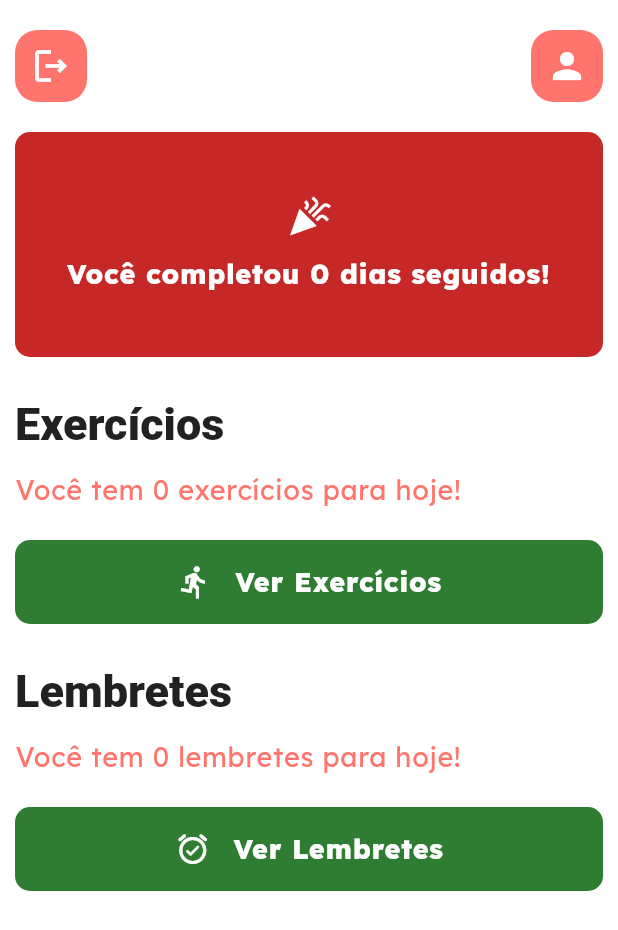
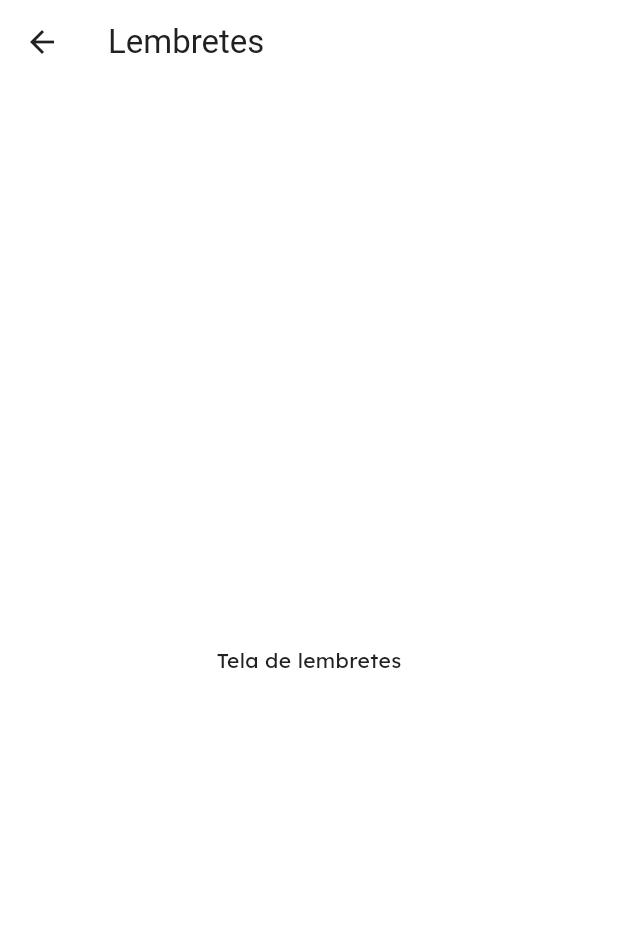
Before and after one commit to derickdtc/AsPa, a Flutter app: the Homepage screen opened directly, after a tap on "Ver Lembretes", on a phone screen of 412 x 824 dp. Shown: the top 930 px of the screen. Run offline on Flutter 3.47's test engine with Material 3 defaults, Android fonts, the phone set to English and light mode, and no system bars; our stand-ins replace google_fonts; Roboto replaces fonts that are missing (Atkinson Hyperlegible).

Commit message:
arquivo da aba de lembretes adicionado ainda falta fazer ela

```diff
--- a/aspa/lib/src/pages/home_page.dart
+++ b/aspa/lib/src/pages/home_page.dart
@@ -1,4 +1,5 @@
 import 'package:aspa/src/pages/landing_page.dart';
+import 'package:aspa/src/pages/reminders_page.dart';
 import 'package:flutter/material.dart';
 import 'package:aspa/src/pages/profile_page.dart';
 
@@ -109,7 +110,13 @@ class _HomepageState extends State<Homepage> {
                     context,
                     label: 'Ver Lembretes',
                     icon: Icons.alarm_on_rounded,
-                    onTap: () {},
+                    onTap: () {
+                      Navigator.push(
+                              context,
+                              MaterialPageRoute(
+                                  builder: (context) => const RemindersPage()),
+                            );
+                    },
                   ),
                 ),
                 const SizedBox(height: 40),
--- /dev/null
+++ b/aspa/lib/src/pages/reminders_page.dart
@@ -0,0 +1,11 @@
+import 'package:flutter/material.dart';
+
+class RemindersPage extends StatelessWidget {
+  const RemindersPage({super.key});
+  @override
+  Widget build(BuildContext context) {
+    return Scaffold(
+        appBar: AppBar(title: const Text('Lembretes')),
+        body: const Center(child: Text('Tela de lembretes')));
+  }
+}
```
